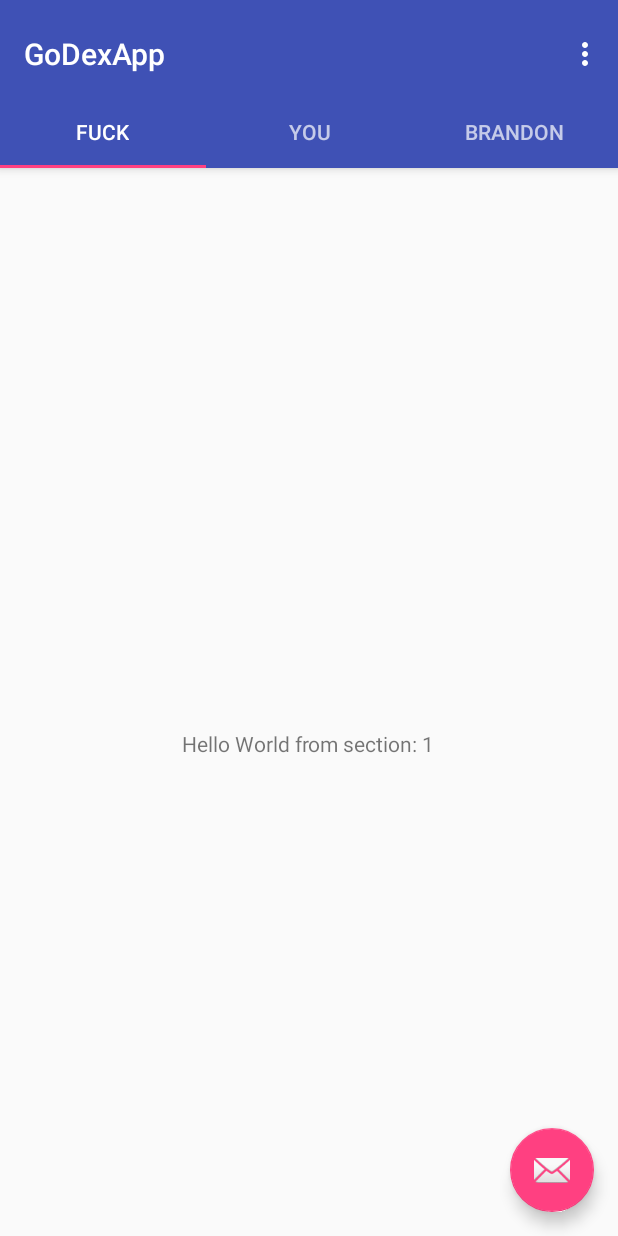
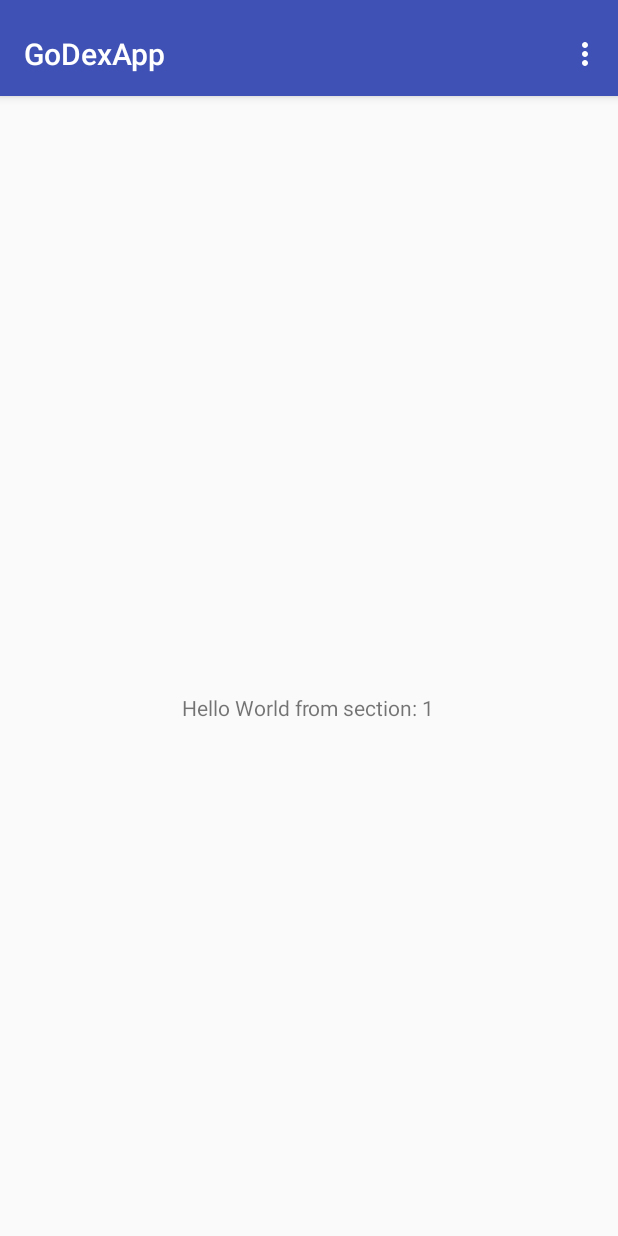
Before and after one commit to EPICmynamesBG/GoDex, an Android app: the screen it shows after launch (MainActivity), on a phone screen of 412 x 824 dp. Run offline under Robolectric (Android 15) with nearby library versions, the phone set to English and light mode, and no system bars; libraries missing offline, so code that uses them is left out: com.roughike.bottombar; 2 statements that could not run were skipped.

Commit message:
Basic Bottom Tabs - No functionality

```diff
--- a/Android/GoDex/app/src/main/java/godex/godexapp/MainActivity.java
+++ b/Android/GoDex/app/src/main/java/godex/godexapp/MainActivity.java
@@ -19,6 +19,9 @@ import android.view.ViewGroup;
 
 import android.widget.TextView;
 
+import com.roughike.bottombar.BottomBar;
+import com.roughike.bottombar.BottomBarTab;
+
 public class MainActivity extends AppCompatActivity {
 
     /**
@@ -35,11 +38,18 @@ public class MainActivity extends AppCompatActivity {
      * The {@link ViewPager} that will host the section contents.
      */
     private ViewPager mViewPager;
+    private BottomBar mBottomBar;
 
     @Override
     protected void onCreate(Bundle savedInstanceState) {
         super.onCreate(savedInstanceState);
         setContentView(R.layout.activity_main);
+
+        mBottomBar = BottomBar.attach(this, savedInstanceState);
+        mBottomBar.setItems(
+                new BottomBarTab(android.R.drawable.arrow_down_float, "Fuck you"),
+                new BottomBarTab(android.R.drawable.arrow_up_float, "Brandon")
+        );
 
         Toolbar toolbar = (Toolbar) findViewById(R.id.toolbar);
         setSupportActionBar(toolbar);
@@ -51,17 +61,8 @@ public class MainActivity extends AppCompatActivity {
         mViewPager = (ViewPager) findViewById(R.id.container);
         mViewPager.setAdapter(mSectionsPagerAdapter);
 
-        TabLayout tabLayout = (TabLayout) findViewById(R.id.tabs);
-        tabLayout.setupWithViewPager(mViewPager);
-
-        FloatingActionButton fab = (FloatingActionButton) findViewById(R.id.fab);
-        fab.setOnClickListener(new View.OnClickListener() {
-            @Override
-            public void onClick(View view) {
-                Snackbar.make(view, "Replace with your own action", Snackbar.LENGTH_LONG)
-                        .setAction("Action", null).show();
-            }
-        });
+//        TabLayout tabLayout = (TabLayout) findViewById(R.id.tabs);
+//        tabLayout.setupWithViewPager(mViewPager);
 
     }
 
--- a/Android/GoDex/app/src/main/res/layout/activity_main.xml
+++ b/Android/GoDex/app/src/main/res/layout/activity_main.xml
@@ -1,5 +1,6 @@
 <?xml version="1.0" encoding="utf-8"?>
-<android.support.design.widget.CoordinatorLayout xmlns:android="http://schemas.android.com/apk/res/android"
+<android.support.design.widget.CoordinatorLayout
+    xmlns:android="http://schemas.android.com/apk/res/android"
     xmlns:app="http://schemas.android.com/apk/res-auto"
     xmlns:tools="http://schemas.android.com/tools"
     android:id="@+id/main_content"
@@ -25,10 +26,10 @@
 
         </android.support.v7.widget.Toolbar>
 
-        <android.support.design.widget.TabLayout
-            android:id="@+id/tabs"
-            android:layout_width="match_parent"
-            android:layout_height="wrap_content" />
+        <!--<android.support.design.widget.TabLayout-->
+            <!--android:id="@+id/tabs"-->
+            <!--android:layout_width="match_parent"-->
+            <!--android:layout_height="wrap_content"/>-->
 
     </android.support.design.widget.AppBarLayout>
 
@@ -36,14 +37,14 @@
         android:id="@+id/container"
         android:layout_width="match_parent"
         android:layout_height="match_parent"
-        app:layout_behavior="@string/appbar_scrolling_view_behavior" />
+        app:layout_behavior="@string/appbar_scrolling_view_behavior"/>
 
-    <android.support.design.widget.FloatingActionButton
-        android:id="@+id/fab"
-        android:layout_width="wrap_content"
-        android:layout_height="wrap_content"
-        android:layout_gravity="end|bottom"
-        android:layout_margin="@dimen/fab_margin"
-        android:src="@android:drawable/ic_dialog_email" />
+    <!--<android.support.design.widget.FloatingActionButton-->
+        <!--android:id="@+id/fab"-->
+        <!--android:layout_width="wrap_content"-->
+        <!--android:layout_height="wrap_content"-->
+        <!--android:layout_gravity="end|bottom"-->
+        <!--android:layout_margin="@dimen/fab_margin"-->
+        <!--android:src="@android:drawable/ic_dialog_email"/>-->
 
 </android.support.design.widget.CoordinatorLayout>
--- a/Android/GoDex/app/src/main/res/layout/fragment_main.xml
+++ b/Android/GoDex/app/src/main/res/layout/fragment_main.xml
@@ -1,4 +1,5 @@
-<RelativeLayout xmlns:android="http://schemas.android.com/apk/res/android"
+<RelativeLayout
+    xmlns:android="http://schemas.android.com/apk/res/android"
     xmlns:tools="http://schemas.android.com/tools"
     android:layout_width="match_parent"
     android:layout_height="match_parent"
@@ -12,6 +13,6 @@
         android:id="@+id/section_label"
         android:layout_width="wrap_content"
         android:layout_height="wrap_content"
-        android:layout_centerInParent="true" />
+        android:layout_centerInParent="true"/>
 
 </RelativeLayout>
```
Also changed, not shown: Android/GoDex/app/build.gradle (+4 -3 lines).
